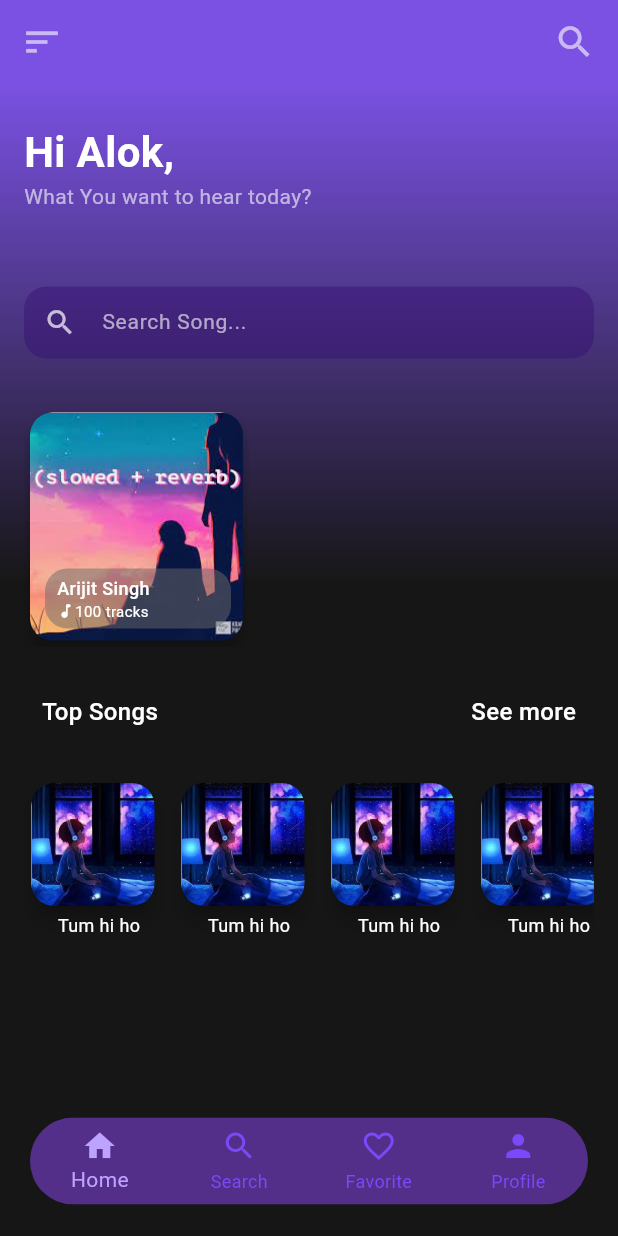
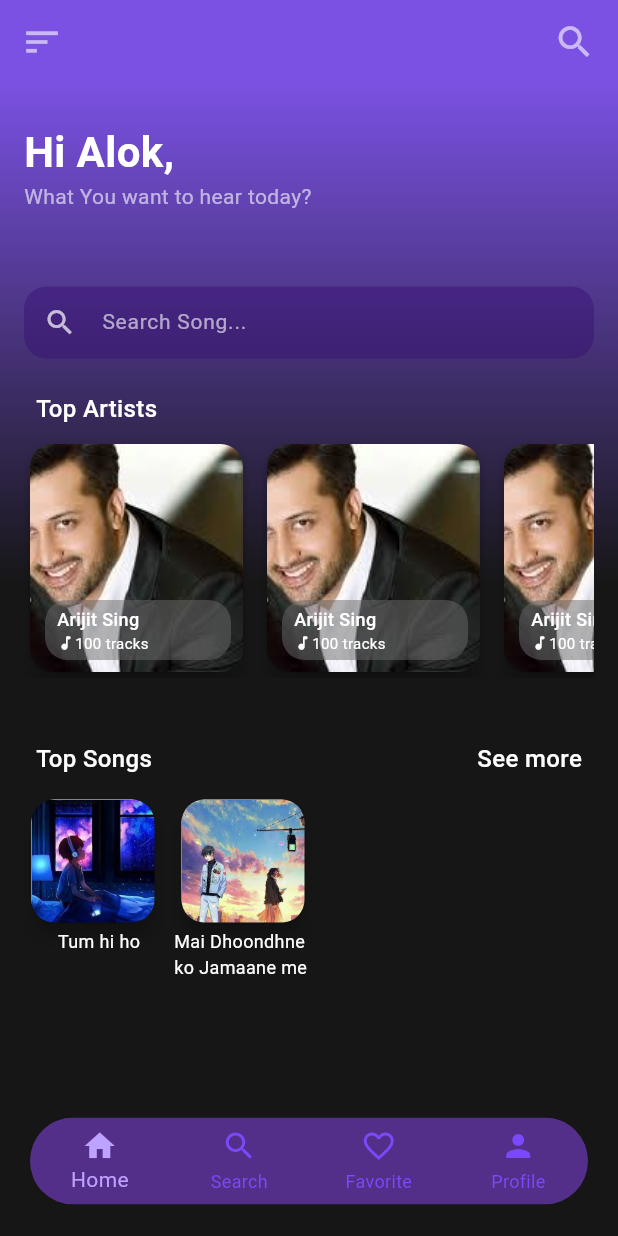
Before and after one commit to alokmaurya281/music_app_flutter, a Flutter app: the screen it shows after launch, on a phone screen of 412 x 824 dp. Run offline on Flutter 3.47's test engine with Material 2 defaults, Android fonts, the phone set to English and light mode, and no system bars; our stand-ins replace audioplayers, flutter_svg, font_awesome_flutter.

Commit message:
Artist Model and song model added with dynamic data

```diff
--- /dev/null
+++ b/lib/models/artist_model.dart
@@ -0,0 +1,13 @@
+class Artist {
+  String name;
+  String album;
+  String imageUrl;
+  String totalSongs;
+
+  Artist({
+    required this.name,
+    required this.album,
+    required this.imageUrl,
+    required this.totalSongs,
+  });
+}
--- a/lib/screens/homescreen.dart
+++ b/lib/screens/homescreen.dart
@@ -2,6 +2,7 @@ import 'package:flutter/material.dart';
 import 'package:music_app/services/song_operations.dart';
 import 'package:music_app/widgets/bottomnavigation.dart';
 import 'package:music_app/widgets/drawer.dart';
+import 'package:music_app/widgets/playlist.dart';
 import 'package:music_app/widgets/playlistwidget.dart';
 import 'package:music_app/widgets/searchsongwidget.dart';
 import 'package:music_app/widgets/songwidget.dart';
@@ -66,7 +67,7 @@ class _HomeScreenState extends State<HomeScreen> {
             end: Alignment.bottomCenter,
           ),
         ),
-        child: SingleChildScrollView(
+        child: const SingleChildScrollView(
           child: Padding(
             padding: EdgeInsets.symmetric(horizontal: 16, vertical: 25),
             child: Column(
@@ -91,29 +92,13 @@ class _HomeScreenState extends State<HomeScreen> {
                 ),
                 SearchSongWidget(),
                 SizedBox(
+                  height: 20,
+                ),
+                Playlist(),
+                SizedBox(
                   height: 30,
                 ),
-                PlaylistWidget(),
-                SizedBox(
-                  height: 20,
-                ),
                 TopSongsList(),
-                // Flexible(
-                //   child: SizedBox(
-                //     height: 200,
-                //     child: Row(
-                //       children: [
-                //         ListView.builder(
-                //           scrollDirection: Axis.horizontal,
-                //           itemCount: songs.length,
-                //           itemBuilder: (context, index) {
-                //             return SongWidget(song: songs[index]);
-                //           },
-                //         ),
-                //       ],
-                //     ),
-                //   ),
-                // ),
                 SizedBox(
                   height: 50,
                 ),
--- /dev/null
+++ b/lib/services/artist_operations.dart
@@ -0,0 +1,74 @@
+import 'package:music_app/models/artist_model.dart';
+
+class ArtistOperations {
+  // getsongs() {
+  List<Artist> artists = [
+    Artist(
+      name: "Arijit Sing",
+      album: "Sad Songs",
+      imageUrl: "assets/images/atif.jpeg",
+      totalSongs: "100",
+    ),
+    Artist(
+      name: "Arijit Sing",
+      album: "Sad Songs",
+      imageUrl: "assets/images/atif.jpeg",
+      totalSongs: "100",
+    ),
+    Artist(
+      name: "Arijit Sing",
+      album: "Sad Songs",
+      imageUrl: "assets/images/atif.jpeg",
+      totalSongs: "100",
+    ),
+    Artist(
+      name: "Arijit Sing",
+      album: "Sad Songs",
+      imageUrl: "assets/images/atif.jpeg",
+      totalSongs: "100",
+    ),
+    Artist(
+      name: "Arijit Sing",
+      album: "Sad Songs",
+      imageUrl: "assets/images/atif.jpeg",
+      totalSongs: "100",
+    ),
+    Artist(
+      name: "Arijit Sing",
+      album: "Sad Songs",
+      imageUrl: "assets/images/atif.jpeg",
+      totalSongs: "100",
+    ),
+    Artist(
+      name: "Arijit Sing",
+      album: "Sad Songs",
+      imageUrl: "assets/images/atif.jpeg",
+      totalSongs: "100",
+    ),
+    Artist(
+      name: "Arijit Sing",
+      album: "Sad Songs",
+      imageUrl: "assets/images/atif.jpeg",
+      totalSongs: "100",
+    ),
+    Artist(
+      name: "Arijit Sing",
+      album: "Sad Songs",
+      imageUrl: "assets/images/atif.jpeg",
+      totalSongs: "100",
+    ),
+    Artist(
+      name: "Arijit Sing",
+      album: "Sad Songs",
+      imageUrl: "assets/images/atif.jpeg",
+      totalSongs: "100",
+    ),
+    Artist(
+      name: "Atif Aslam",
+      album: "Sad Songs",
+      imageUrl: "assets/images/arijit.jpeg",
+      totalSongs: "30",
+    ),
+  ];
+  // }
+}
--- a/lib/widgets/playlist.dart
+++ b/lib/widgets/playlist.dart
@@ -1,5 +1,8 @@
 import 'package:flutter/material.dart';
+import 'package:music_app/services/artist_operations.dart';
+import 'package:music_app/services/song_operations.dart';
 import 'package:music_app/widgets/playlistwidget.dart';
+import 'package:music_app/widgets/songwidget.dart';
 
 class Playlist extends StatefulWidget {
   const Playlist({super.key});
@@ -11,18 +14,31 @@ class Playlist extends StatefulWidget {
 class _PlaylistState extends State<Playlist> {
   @override
   Widget build(BuildContext context) {
-    return Expanded(
-      child: Row(
-        children: [
-          ListView.builder(
+    final artists = ArtistOperations().artists;
+    return Column(
+      mainAxisAlignment: MainAxisAlignment.start,
+      crossAxisAlignment: CrossAxisAlignment.start,
+      children: [
+        const Padding(
+          padding: EdgeInsets.only(bottom: 8, left: 8),
+          child: Text(
+            "Top Artists",
+            style: TextStyle(
+                color: Colors.white, fontSize: 16, fontWeight: FontWeight.w500),
+          ),
+        ),
+        Container(
+          height: 160,
+          width: double.infinity,
+          child: ListView.builder(
             scrollDirection: Axis.horizontal,
-            itemCount: 5,
+            itemCount: artists.length,
             itemBuilder: (context, index) {
-              return const PlaylistWidget();
+              return PlaylistWidget(artist: artists[index]);
             },
           ),
-        ],
-      ),
+        ),
+      ],
     );
   }
 }
--- a/lib/widgets/playlistwidget.dart
+++ b/lib/widgets/playlistwidget.dart
@@ -1,7 +1,12 @@
 import 'package:flutter/material.dart';
+import 'package:music_app/models/artist_model.dart';
 
 class PlaylistWidget extends StatefulWidget {
-  const PlaylistWidget({super.key});
+  final Artist artist;
+  const PlaylistWidget({
+    super.key,
+    required this.artist,
+  });
 
   @override
   State<PlaylistWidget> createState() => _PlaylistWidgetState();
@@ -14,6 +19,8 @@ class _PlaylistWidgetState extends State<PlaylistWidget> {
       onTap: () {
         Navigator.of(context).pushNamed("/player");
       },
+      child: Padding(
+        padding: const EdgeInsets.only(right: 8),
         child: Stack(
           children: [
             SizedBox(
@@ -27,7 +34,7 @@ class _PlaylistWidgetState extends State<PlaylistWidget> {
                   borderRadius: BorderRadius.circular(15.0),
                 ),
                 child: Image.asset(
-                "assets/images/song4.jpeg",
+                  widget.artist.imageUrl,
                   fit: BoxFit.cover,
                 ),
               ),
@@ -40,33 +47,33 @@ class _PlaylistWidgetState extends State<PlaylistWidget> {
                 width: 124,
                 height: 40,
                 decoration: BoxDecoration(
-                color:
-                    const Color.fromRGBO(106, 105, 105, 0.929).withOpacity(.5),
+                  color: const Color.fromRGBO(106, 105, 105, 0.929)
+                      .withOpacity(.5),
                   borderRadius: BorderRadius.circular(15),
                 ),
-              child: const Padding(
-                padding: EdgeInsets.symmetric(horizontal: 8),
+                child: Padding(
+                  padding: const EdgeInsets.symmetric(horizontal: 8),
                   child: Column(
                     mainAxisAlignment: MainAxisAlignment.center,
                     crossAxisAlignment: CrossAxisAlignment.start,
                     children: [
                       Text(
-                      "Arijit Singh",
-                      style: TextStyle(
+                        widget.artist.name,
+                        style: const TextStyle(
                             color: Colors.white,
                             fontSize: 12,
                             fontWeight: FontWeight.w500),
                       ),
                       Row(
                         children: [
-                        Icon(
+                          const Icon(
                             Icons.music_note_rounded,
                             size: 12,
                             color: Colors.white,
                           ),
                           Text(
-                          "100 tracks",
-                          style: TextStyle(
+                            '${widget.artist.totalSongs} tracks',
+                            style: const TextStyle(
                                 color: Colors.white,
                                 fontSize: 10,
                                 fontWeight: FontWeight.w400),
@@ -80,6 +87,7 @@ class _PlaylistWidgetState extends State<PlaylistWidget> {
             ),
           ],
         ),
+      ),
     );
   }
 }
--- a/lib/widgets/topsongslist.dart
+++ b/lib/widgets/topsongslist.dart
@@ -15,9 +15,10 @@ class _TopSongsListState extends State<TopSongsList> {
   @override
   Widget build(BuildContext context) {
     return Column(
+      crossAxisAlignment: CrossAxisAlignment.start,
       children: [
         Padding(
-          padding: const EdgeInsets.symmetric(horizontal: 12, vertical: 12),
+          padding: const EdgeInsets.symmetric(horizontal: 8, vertical: 12),
           child: Row(
             mainAxisAlignment: MainAxisAlignment.spaceBetween,
             children: [
@@ -40,35 +41,15 @@ class _TopSongsListState extends State<TopSongsList> {
             ],
           ),
         ),
-        const SizedBox(
-          height: 20,
-        ),
-        SingleChildScrollView(
-          scrollDirection: Axis.horizontal,
-          child: Expanded(
-            child: SizedBox(
-              height: 130,
-              child: Row(
-                mainAxisAlignment: MainAxisAlignment.start,
-                children: [
-                  // ListView.builder(
-                  //   scrollDirection: Axis.horizontal,
-                  //   itemCount: songs.length,
-                  //   itemBuilder: (context, index) {
-                  //     return SongWidget(song: songs[index]);
-                  //   },
-                  // ),
-                  SongWidget(song: songs[0]),
-                  SongWidget(song: songs[0]),
-                  SongWidget(song: songs[0]),
-                  SongWidget(song: songs[0]),
-                  SongWidget(song: songs[0]),
-                  SongWidget(song: songs[0]),
-                  SongWidget(song: songs[0]),
-                  SongWidget(song: songs[1]),
-                ],
-              ),
-            ),
+        SizedBox(
+          height: 130,
+          width: double.infinity,
+          child: ListView.builder(
+            scrollDirection: Axis.horizontal,
+            itemCount: songs.length,
+            itemBuilder: (context, index) {
+              return SongWidget(song: songs[index]);
+            },
           ),
         )
       ],
```
Also changed, not shown: assets/images/arijit.jpeg (added), assets/images/atif.jpeg (added). Lines whose indentation alone changed are shown as unchanged.
